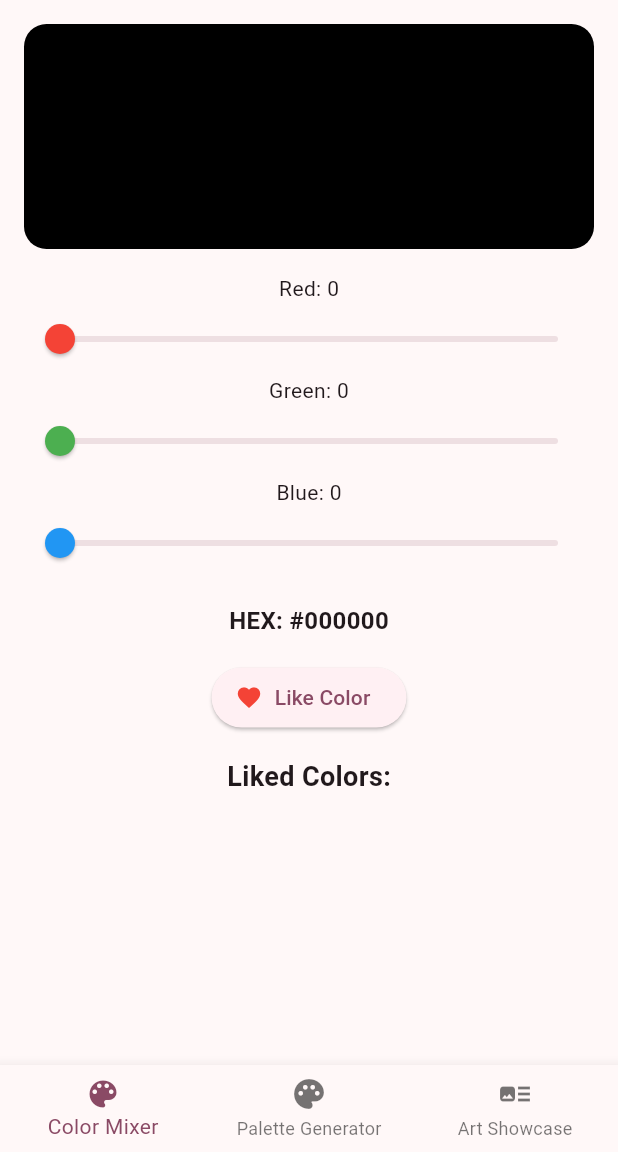
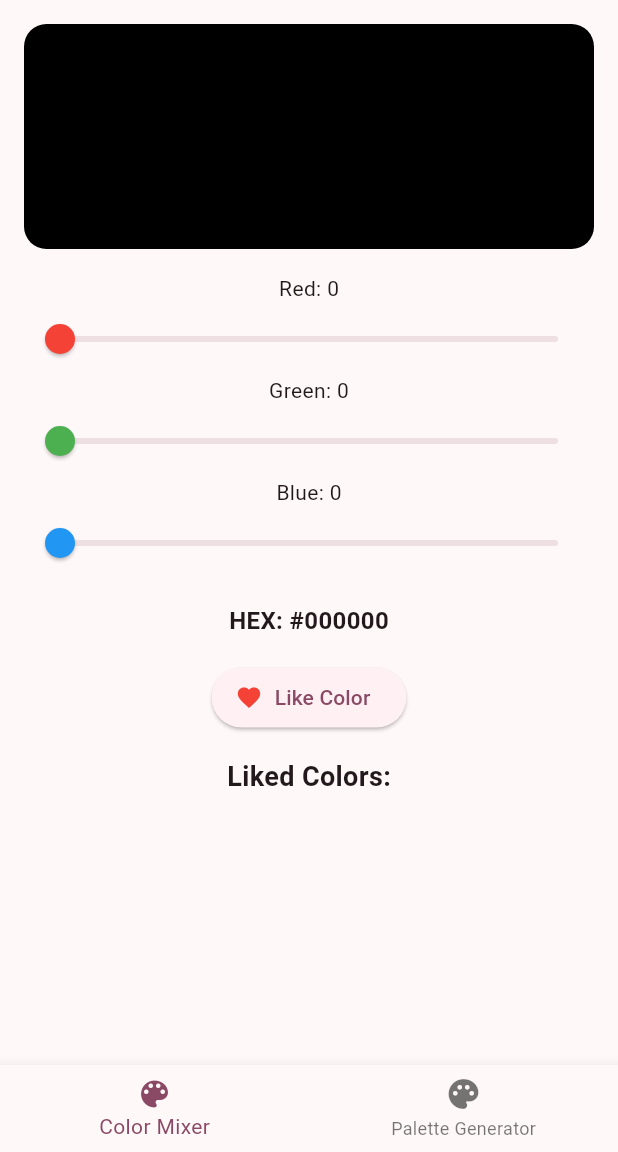
Before and after one commit to ayahamadani/mobile-project, a Flutter app: the screen it shows after launch, on a phone screen of 412 x 824 dp, the part 84-1236 px from its top. Run offline on Flutter 3.47's test engine with Material 3 defaults, Android fonts, the phone set to English and light mode, and no system bars.

Commit message:
remove the art showcase page

```diff
--- a/lib/main.dart
+++ b/lib/main.dart
@@ -45,10 +45,6 @@ class _MyHomePageState extends State<MyHomePage> {
   static const List<Widget> _widgetOptions = <Widget>[
     ColorMixer(),
     PaletteGenerator(),
-    Text(
-      'Art Showcase Screen',
-      style: TextStyle(fontSize: 30, fontWeight: FontWeight.bold),
-    ),
   ];
 
   void _onItemTapped(int index) {
@@ -76,10 +72,6 @@ class _MyHomePageState extends State<MyHomePage> {
           BottomNavigationBarItem(
             icon: Icon(Icons.palette),
             label: 'Palette Generator',
-          ),
-          BottomNavigationBarItem(
-            icon: Icon(Icons.art_track),
-            label: 'Art Showcase',
           ),
         ],
         currentIndex: _selectedIndex,
```
